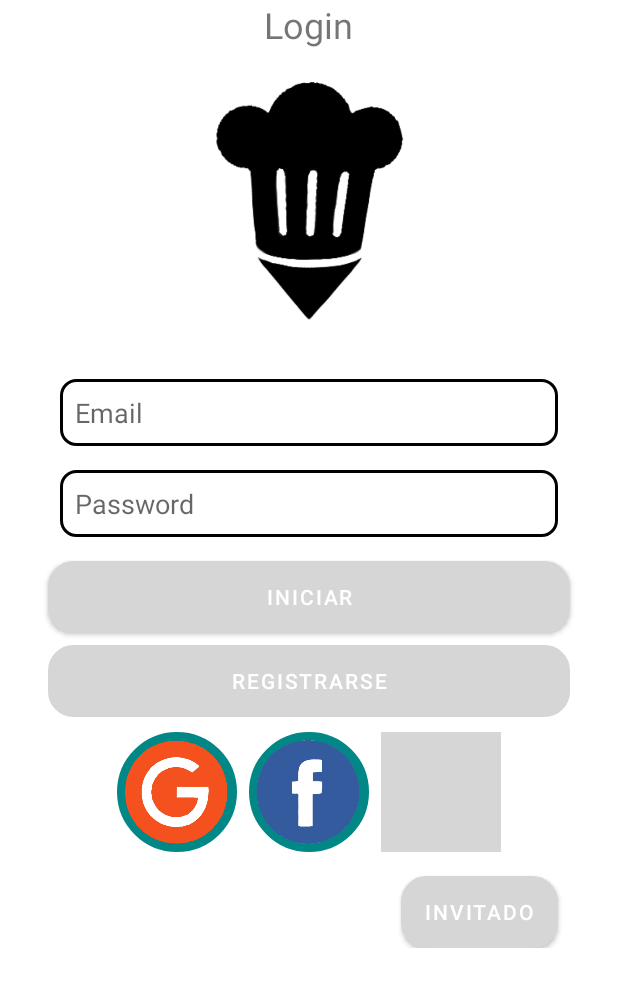
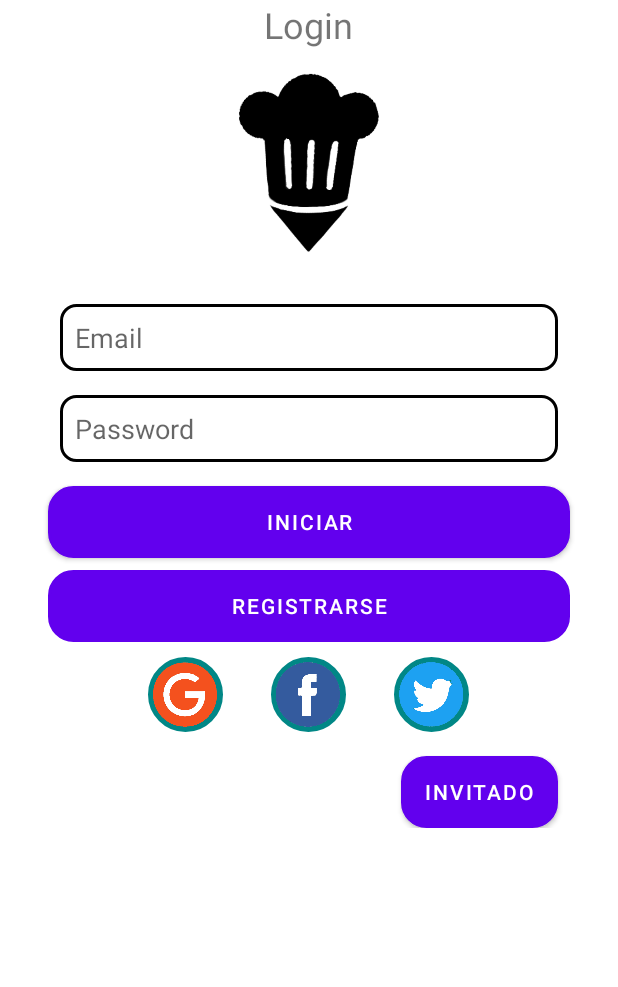
Before and after one commit to FernandoAldair/AllReceips2.0, an Android app: the layout fragment_login.xml on its own in the app's theme, with its tools: preview values and no code run, on a phone screen of 412 x 824 dp. Shown: the top 987 px of the screen. Run offline under Robolectric (Android 15) with nearby library versions, the phone set to English and light mode, and no system bars; grey boxes are pictures that could not be loaded.

```diff
--- a/app/src/main/AndroidManifest.xml
+++ b/app/src/main/AndroidManifest.xml
@@ -9,7 +9,8 @@
         android:roundIcon="@mipmap/ic_launcher_round"
         android:supportsRtl="true"
         android:theme="@style/Theme.AllReceips20">
-        <activity android:name=".MainActivity">
+        <activity android:name=".MainActivity"
+            android:configChanges="screenSize">
             <intent-filter>
                 <action android:name="android.intent.action.MAIN" />
 
--- a/app/src/main/res/layout/fragment_login.xml
+++ b/app/src/main/res/layout/fragment_login.xml
@@ -13,8 +13,8 @@
 
     <ImageView
         android:id="@+id/imageView"
-        android:layout_width="200dp"
-        android:layout_height="200dp"
+        android:layout_width="150dp"
+        android:layout_height="150dp"
         android:src="@drawable/logotrabajo"
         android:layout_gravity="top|center"/>
 
@@ -75,30 +75,30 @@
 
         <ImageButton
             android:id="@+id/buttonGoogle"
-            android:layout_width="80dp"
-            android:layout_height="80dp"
+            android:layout_width="50dp"
+            android:layout_height="50dp"
             android:layout_marginStart="56dp"
-            android:layout_marginEnd="8dp"
+            android:layout_marginEnd="32dp"
             android:background="@drawable/button_social"
             android:scaleType="centerInside"
             android:src="@drawable/google"/>
 
         <ImageButton
             android:id="@+id/buttonFacebook"
-            android:layout_width="80dp"
-            android:layout_height="80dp"
+            android:layout_width="50dp"
+            android:layout_height="50dp"
             android:scaleType="centerInside"
             android:src="@drawable/facebook"
             android:background="@drawable/button_social"/>
 
         <ImageButton
             android:id="@+id/buttonTwitter"
-            android:layout_width="80dp"
-            android:layout_height="80dp"
-            android:layout_marginStart="8dp"
+            android:layout_width="50dp"
+            android:layout_height="50dp"
+            android:layout_marginStart="32dp"
             android:layout_marginEnd="56dp"
             android:scaleType="centerInside"
-            android:src="@drawable/Twitter"
+            android:src="@drawable/twitter"
             android:background="@drawable/button_social"/>
 
     </LinearLayout>
--- a/app/src/main/res/navigation/nav_graph.xml
+++ b/app/src/main/res/navigation/nav_graph.xml
@@ -11,7 +11,7 @@
         android:label="fragment_splash"
         tools:layout="@layout/fragment_splash" >
         <action
-            android:id="@+id/action_splashFragment_to_login2Fragment"
+            android:id="@+id/action_splashFragment_to_loginFragment"
             app:destination="@id/loginFragment" />
     </fragment>
     <fragment
--- a/app/src/main/res/values-night/themes.xml
+++ b/app/src/main/res/values-night/themes.xml
@@ -1,6 +1,6 @@
 <resources xmlns:tools="http://schemas.android.com/tools">
     <!-- Base application theme. -->
-    <style name="Theme.AllReceips20" parent="Theme.MaterialComponents.DayNight.DarkActionBar">
+    <style name="Theme.AllReceips20" parent="Theme.MaterialComponents.DayNight.NoActionBar">
         <!-- Primary brand color. -->
         <item name="colorPrimary">@color/purple_200</item>
         <item name="colorPrimaryVariant">@color/purple_700</item>
--- a/app/src/main/res/values/colors.xml
+++ b/app/src/main/res/values/colors.xml
@@ -1,8 +1,8 @@
 <?xml version="1.0" encoding="utf-8"?>
 <resources>
-<!--    <color name="purple_200">#FFBB86FC</color>-->
-<!--    <color name="purple_500">#FF6200EE</color>-->
-<!--    <color name="purple_700">#FF3700B3</color>-->
+    <color name="purple_200">#FFBB86FC</color>
+    <color name="purple_500">#FF6200EE</color>
+    <color name="purple_700">#FF3700B3</color>
     <color name="teal_200">#FF03DAC5</color>
     <color name="teal_700">#FF018786</color>
     <color name="black">#FF000000</color>
--- a/app/src/main/res/values/themes.xml
+++ b/app/src/main/res/values/themes.xml
@@ -1,6 +1,6 @@
 <resources xmlns:tools="http://schemas.android.com/tools">
     <!-- Base application theme. -->
-    <style name="Theme.AllReceips20" parent="Theme.MaterialComponents.DayNight.DarkActionBar">
+    <style name="Theme.AllReceips20" parent="Theme.MaterialComponents.DayNight.NoActionBar">
         <!-- Primary brand color. -->
         <item name="colorPrimary">@color/purple_500</item>
         <item name="colorPrimaryVariant">@color/purple_700</item>
```
Also changed, not shown: app/src/main/java/com/example/allreceips20/LoginFragment.java (+54 -54 lines), app/src/main/java/com/example/allreceips20/MainActivity.java (+36 -1 lines), app/src/main/res/layout/activity_main.xml (+27 -42 lines).
